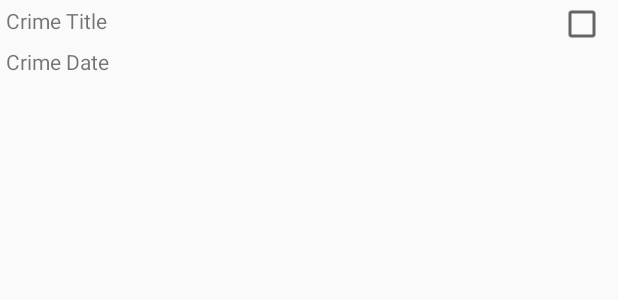
After one commit to Tabaqui/Mix, an Android app: the layout list_item_crime.xml on its own in the app's theme, with its tools: preview values and no code run, on a phone screen of 412 x 824 dp. The commit adds this screen. Shown: the top 300 px of the screen. Run offline under Robolectric (Android 15) with nearby library versions, the phone set to English and light mode, and no system bars.

Commit message:
add details to list item

```diff
--- /dev/null
+++ b/CriminalIntent/app/src/main/res/layout/list_item_crime.xml
@@ -0,0 +1,31 @@
+<?xml version="1.0" encoding="utf-8"?>
+<RelativeLayout xmlns:android="http://schemas.android.com/apk/res/android"
+    xmlns:tools="http://schemas.android.com/tools"
+    android:layout_width="match_parent"
+    android:layout_height="match_parent">
+
+    <CheckBox
+        android:layout_width="wrap_content"
+        android:layout_height="wrap_content"
+        android:id="@+id/list_item_crime_solved_check_box"
+        android:layout_alignParentRight="true"
+        android:padding="4dp"/>
+
+    <TextView
+        android:layout_width="match_parent"
+        android:layout_height="wrap_content"
+        android:id="@+id/list_item_crime_title_text_view"
+        android:layout_toLeftOf="@id/list_item_crime_solved_check_box"
+        android:padding="4dp"
+        tools:text="Crime Title" />
+
+    <TextView
+        android:layout_width="match_parent"
+        android:layout_height="wrap_content"
+        android:id="@+id/list_item_crime_date_text_view"
+        android:layout_toLeftOf="@id/list_item_crime_solved_check_box"
+        android:layout_below="@id/list_item_crime_title_text_view"
+        android:padding="4dp"
+        tools:text="Crime Date"/>
+
+</RelativeLayout>
```
Also changed, not shown: CriminalIntent/app/src/main/java/com/bignerdranch/android/criminalintent/CrimeListFragment.java (+18 -4 lines).
